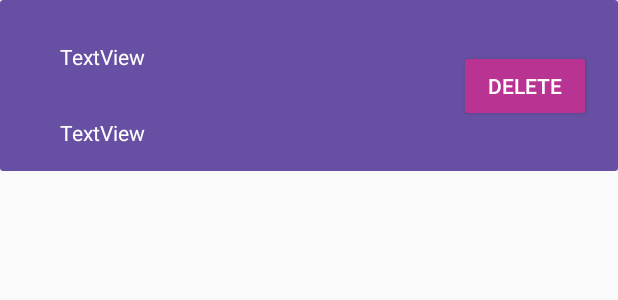
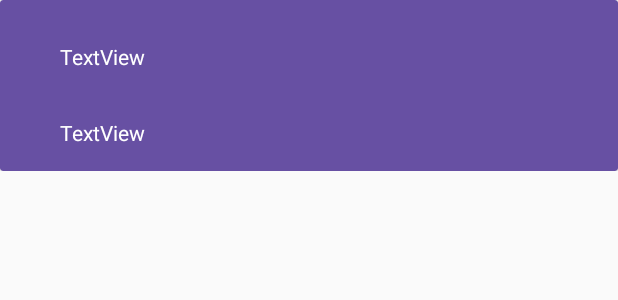
Before and after one commit to Fadan1441/AidMeApp, an Android app: the layout recycle_view_row.xml on its own in the app's theme, with its tools: preview values and no code run, on a phone screen of 412 x 824 dp. Shown: the top 300 px of the screen. Run offline under Robolectric (Android 15) with nearby library versions, the phone set to English and light mode, and no system bars.

```diff
--- a/app/src/main/res/layout/recycle_view_row.xml
+++ b/app/src/main/res/layout/recycle_view_row.xml
@@ -45,18 +45,6 @@
                 app:layout_constraintHorizontal_bias="0.113"
                 app:layout_constraintStart_toStartOf="parent" />
 
-            <Button
-                android:id="@+id/deleteFriend"
-                android:layout_width="wrap_content"
-                android:layout_height="wrap_content"
-                android:backgroundTint="#B83392"
-                android:text="Delete"
-                android:textColor="@color/white"
-                app:layout_constraintBottom_toBottomOf="parent"
-                app:layout_constraintEnd_toEndOf="parent"
-                app:layout_constraintHorizontal_bias="0.92"
-                app:layout_constraintStart_toEndOf="@+id/friendName"
-                app:layout_constraintTop_toTopOf="parent" />
         </androidx.constraintlayout.widget.ConstraintLayout>
     </androidx.cardview.widget.CardView>
 </androidx.constraintlayout.widget.ConstraintLayout>
```
Also changed, not shown: app/src/main/res/layout/friends_layout.xml (+5 -2 lines).
